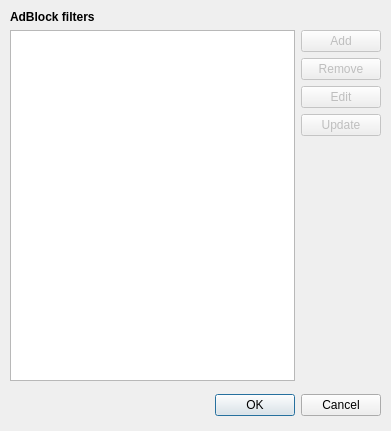
The window that src/ui/preferences/ContentBlockingDialog.ui (OtterBrowser/otter-browser) describes before a commit, drawn with Qt 5.
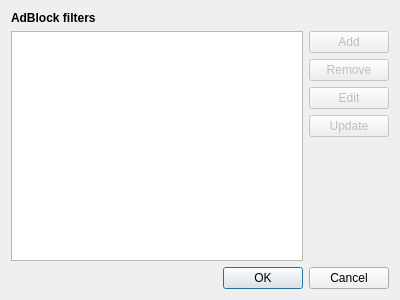
The same window after the commit. Custom widgets are drawn as their Qt base class.

What changed in the file:
```diff
--- a/src/ui/preferences/ContentBlockingDialog.ui
+++ b/src/ui/preferences/ContentBlockingDialog.ui
@@ -6,22 +6,28 @@
    <rect>
     <x>0</x>
     <y>0</y>
-    <width>391</width>
-    <height>431</height>
+    <width>400</width>
+    <height>300</height>
    </rect>
   </property>
   <property name="windowTitle">
    <string>Blocked Content</string>
   </property>
-  <widget class="QWidget" name="horizontalLayoutWidget">
-   <property name="geometry">
-    <rect>
-     <x>10</x>
-     <y>30</y>
-     <width>371</width>
-     <height>351</height>
-    </rect>
-   </property>
+  <layout class="QVBoxLayout" name="verticalLayout">
+   <item>
+    <widget class="QLabel" name="blockedContentLabel">
+     <property name="font">
+      <font>
+       <weight>75</weight>
+       <bold>true</bold>
+      </font>
+     </property>
+     <property name="text">
+      <string>AdBlock filters</string>
+     </property>
+    </widget>
+   </item>
+   <item>
    <layout class="QHBoxLayout" name="horizontalLayout">
     <item>
      <layout class="QVBoxLayout" name="filtersLayout">
@@ -122,17 +128,7 @@
      </layout>
     </item>
    </layout>
-  </widget>
-  <widget class="QWidget" name="verticalLayoutWidget">
-   <property name="geometry">
-    <rect>
-     <x>10</x>
-     <y>390</y>
-     <width>371</width>
-     <height>31</height>
-    </rect>
-   </property>
-   <layout class="QVBoxLayout" name="confirmLayout">
+   </item>
     <item>
      <widget class="QDialogButtonBox" name="confirmButtonBox">
       <property name="orientation">
@@ -144,26 +140,6 @@
      </widget>
     </item>
    </layout>
-  </widget>
-  <widget class="QLabel" name="blockedContentLabel">
-   <property name="geometry">
-    <rect>
-     <x>10</x>
-     <y>10</y>
-     <width>284</width>
-     <height>13</height>
-    </rect>
-   </property>
-   <property name="font">
-    <font>
-     <weight>75</weight>
-     <bold>true</bold>
-    </font>
-   </property>
-   <property name="text">
-    <string>AdBlock filters</string>
-   </property>
-  </widget>
  </widget>
  <customwidgets>
   <customwidget>
```
Left out of the diff: 2 changed lines with no effect on the pictures. Lines whose indentation alone changed are shown as unchanged.
